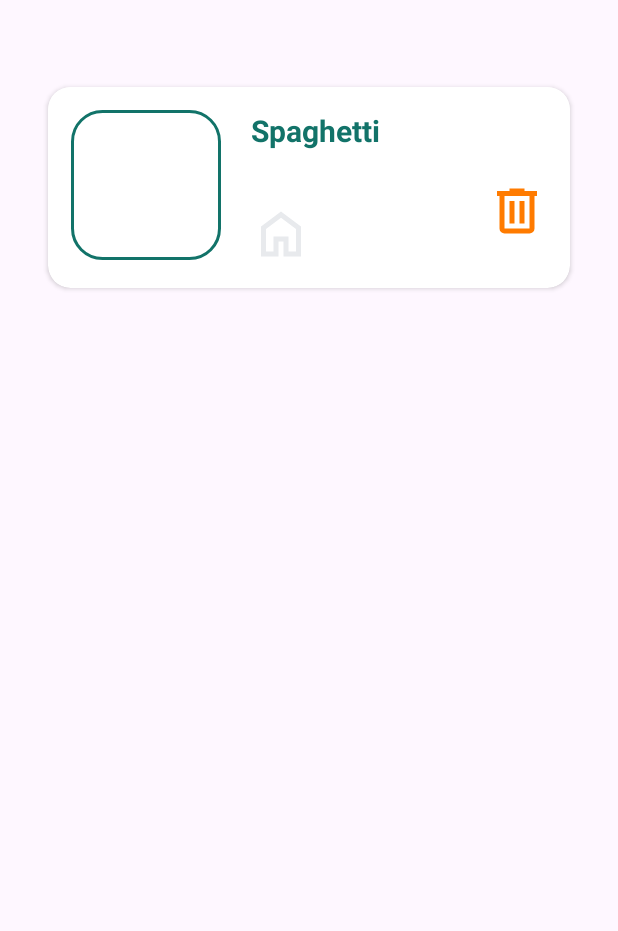
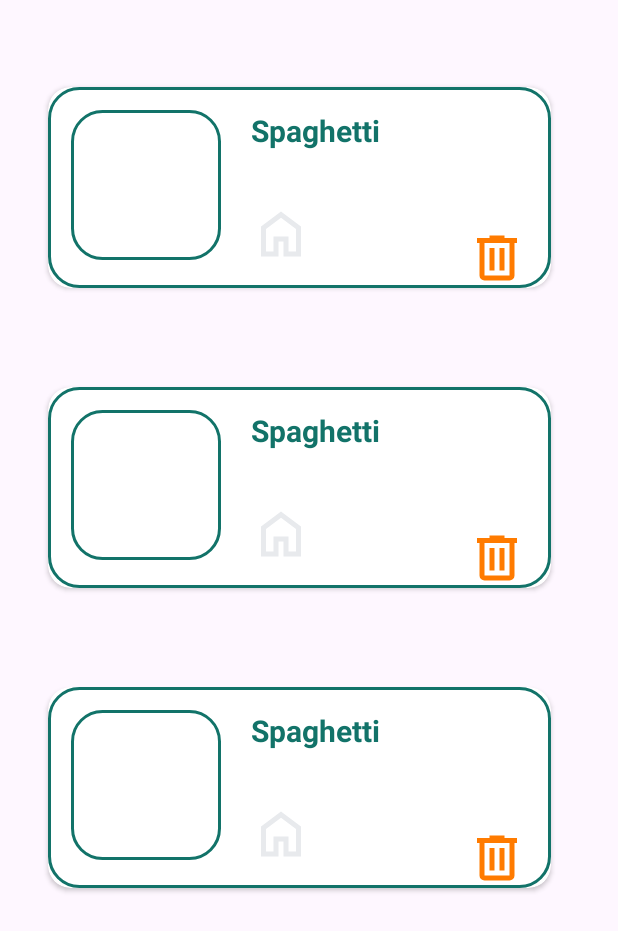
Before and after one commit to AbdullahRaed97/Tab5ty, an Android app: the layout fragment_favourite.xml on its own in the app's theme, with its tools: preview values and no code run, on a phone screen of 412 x 824 dp. Shown: the top 931 px of the screen. Run offline under Robolectric (Android 15) with nearby library versions, the phone set to English and light mode, and no system bars.

Commit message:
adjusting row item

```diff
--- a/app/src/main/res/layout/fav_item.xml
+++ b/app/src/main/res/layout/fav_item.xml
@@ -1,8 +1,8 @@
 <?xml version="1.0" encoding="utf-8"?>
 <androidx.constraintlayout.widget.ConstraintLayout xmlns:android="http://schemas.android.com/apk/res/android"
     xmlns:tools="http://schemas.android.com/tools"
-    android:layout_width="match_parent"
-    android:layout_height="match_parent"
+    android:layout_width="wrap_content"
+    android:layout_height="wrap_content"
     xmlns:app="http://schemas.android.com/apk/res-auto">
 
     <androidx.cardview.widget.CardView
@@ -23,8 +23,8 @@
 
         <androidx.constraintlayout.widget.ConstraintLayout
             android:layout_width="match_parent"
-            android:layout_height="wrap_content"
-            android:background="@color/white">
+            android:layout_height="match_parent"
+            android:background="@drawable/corner_radius">
         <ImageView
             android:layout_width="100dp"
             android:id="@+id/favMeal_iv"
@@ -40,12 +40,10 @@
                 android:id="@+id/favMealDeleteBtn"
                 android:layout_width="40dp"
                 android:layout_height="40dp"
+                android:layout_marginEnd="16dp"
                 android:background="@drawable/delete"
-               app:layout_constraintEnd_toEndOf="parent"
                 app:layout_constraintBottom_toBottomOf="parent"
-                android:layout_marginBottom="15dp"
-                android:layout_marginEnd="15dp"
-                 />
+                app:layout_constraintEnd_toEndOf="parent" />
 
             <TextView
                 android:id="@+id/favMealName_tv"
```
